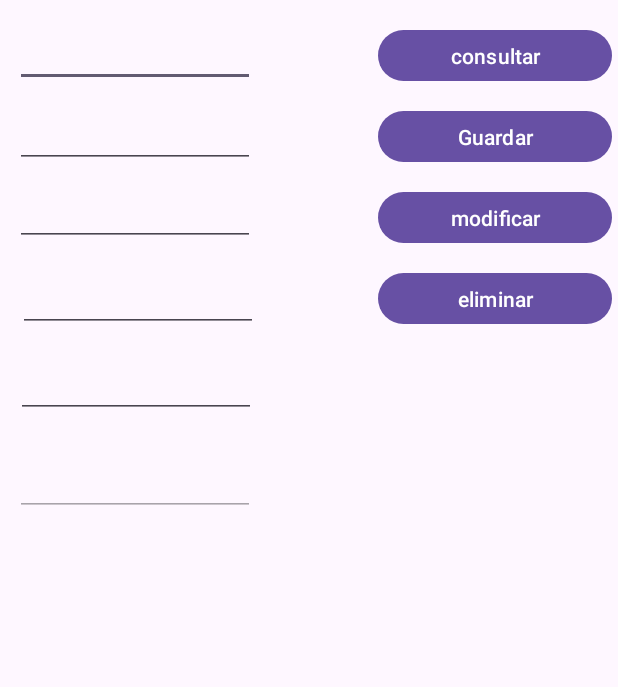
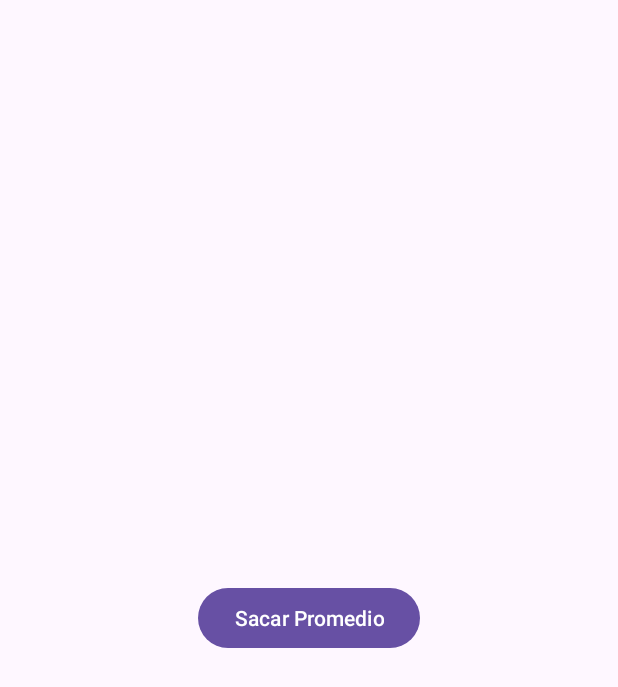
Before and after one commit to 20fer20/ISPCFinalLibre, an Android app: the screen it shows after launch (MainActivity before the commit, MenuActivity after it), on a phone screen of 412 x 824 dp. Shown: the top 687 px of the screen. Run offline under Robolectric (Android 15) with nearby library versions, the phone set to English and light mode, and no system bars.

Commit message:
envio crud

```diff
--- /dev/null
+++ b/app/src/main/java/com/fj/notas2023/MenuActivity.java
@@ -0,0 +1,28 @@
+package com.fj.notas2023;
+
+// MenuActivity.java
+import android.content.Intent;
+import android.os.Bundle;
+import android.view.View;
+import android.widget.Button;
+
+import androidx.appcompat.app.AppCompatActivity;
+
+public class MenuActivity extends AppCompatActivity {
+
+    @Override
+    protected void onCreate(Bundle savedInstanceState) {
+        super.onCreate(savedInstanceState);
+        setContentView(R.layout.activity_menu);
+
+        Button btnPromedio = findViewById(R.id.btn_promedio);
+        btnPromedio.setOnClickListener(new View.OnClickListener() {
+            @Override
+            public void onClick(View view) {
+                // Abrir MainActivity
+                Intent intent = new Intent(MenuActivity.this, MainActivity.class);
+                startActivity(intent);
+            }
+        });
+    }
+}
--- a/app/src/main/res/layout/activity_main.xml
+++ b/app/src/main/res/layout/activity_main.xml
@@ -14,6 +14,7 @@
         android:layout_marginTop="16dp"
         android:layout_marginEnd="38dp"
         android:ems="10"
+        android:hint="@string/id"
         android:inputType="number"
         app:layout_constraintEnd_toStartOf="@+id/btnconsultar"
         app:layout_constraintHorizontal_bias="0.0"
@@ -38,6 +39,7 @@
         android:layout_height="46dp"
         android:layout_marginStart="10dp"
         android:layout_marginTop="8dp"
+        android:hint="@string/edtcurso"
         android:ems="10"
         android:inputType="textPersonName"
         app:layout_constraintEnd_toStartOf="@+id/button2"
--- /dev/null
+++ b/app/src/main/res/layout/activity_menu.xml
@@ -0,0 +1,20 @@
+<?xml version="1.0" encoding="utf-8"?>
+<androidx.constraintlayout.widget.ConstraintLayout xmlns:android="http://schemas.android.com/apk/res/android"
+    xmlns:app="http://schemas.android.com/apk/res-auto"
+    xmlns:tools="http://schemas.android.com/tools"
+    android:id="@+id/btnPromedio"
+    android:layout_width="match_parent"
+    android:layout_height="match_parent"
+    tools:context=".menu">
+    <!-- activity_menu.xml -->
+    <Button
+        android:id="@+id/btn_promedio"
+        android:layout_width="wrap_content"
+        android:layout_height="wrap_content"
+        android:text="@string/btnSacarPromedio"
+        app:layout_constraintBottom_toBottomOf="parent"
+        app:layout_constraintEnd_toEndOf="parent"
+        app:layout_constraintStart_toStartOf="parent"
+        app:layout_constraintTop_toTopOf="parent" />
+
+</androidx.constraintlayout.widget.ConstraintLayout>
--- a/app/src/main/res/values/strings.xml
+++ b/app/src/main/res/values/strings.xml
@@ -12,4 +12,6 @@
     <string name="button3">modificar</string>
     <string name="button4">eliminar</string>
     <string name="lvtablanotas"></string>
+    <string name="btnSacarPromedio">Sacar Promedio</string>
+    <string name="id">Id</string>
 </resources>
```
Also changed, not shown: app/src/main/AndroidManifest.xml (+11 -0 lines), app/src/main/java/com/fj/notas2023/login.java (added, +14 -0 lines), app/src/main/res/layout/activity_login.xml (added, +9 -0 lines).
